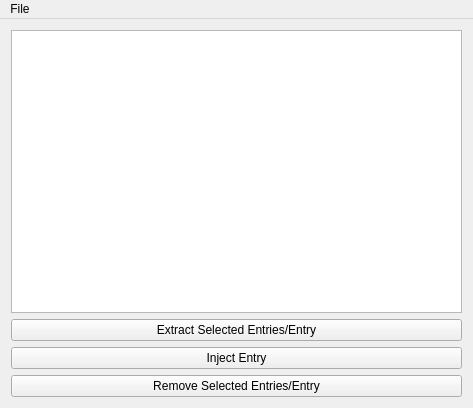
First picture: the form in XDBF/mainwindow.ui, repository hetelek/XDBF-Manager, before the edit.
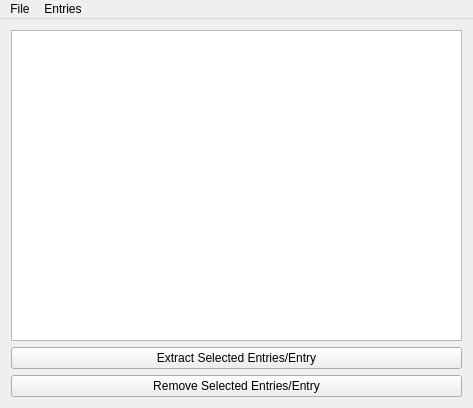
Second picture: the form after the edit. Icons and pictures are not drawn.

Commit message: added setting inject of types, int32, int64, float, double, and string

What changed in the file:
```diff
--- a/XDBF/mainwindow.ui
+++ b/XDBF/mainwindow.ui
@@ -44,13 +44,6 @@
         </property>
        </widget>
       </item>
-      <item>
-       <widget class="QPushButton" name="pushButton_2">
-        <property name="text">
-         <string>Inject Entry</string>
-        </property>
-       </widget>
-      </item>
       <item>
        <widget class="QPushButton" name="pushButton_3">
         <property name="text">
@@ -78,7 +71,15 @@
     <addaction name="actionOpen"/>
     <addaction name="actionClose"/>
    </widget>
+   <widget class="QMenu" name="menuTools">
+    <property name="title">
+     <string>Entries</string>
+    </property>
+    <addaction name="actionAdd_New_Entry"/>
+    <addaction name="actionExtract_All"/>
+   </widget>
    <addaction name="menuFile"/>
+   <addaction name="menuTools"/>
   </widget>
   <action name="actionOpen">
    <property name="icon">
```
Left out of the diff: 20 changed lines with no effect on the pictures. The commit also changes 13 other files.
